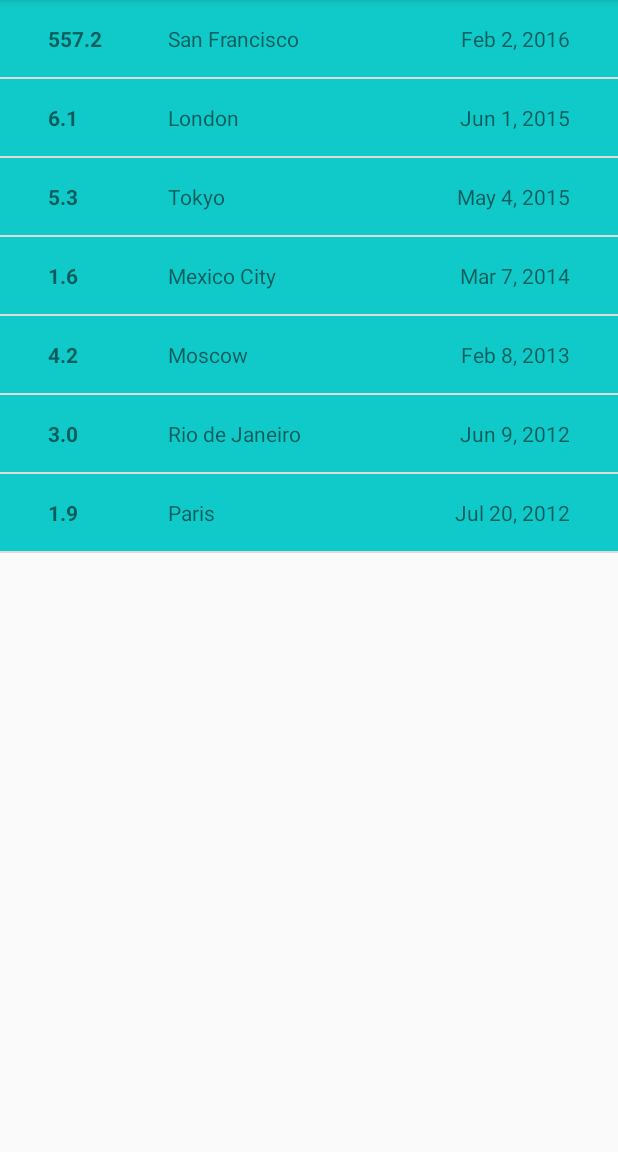
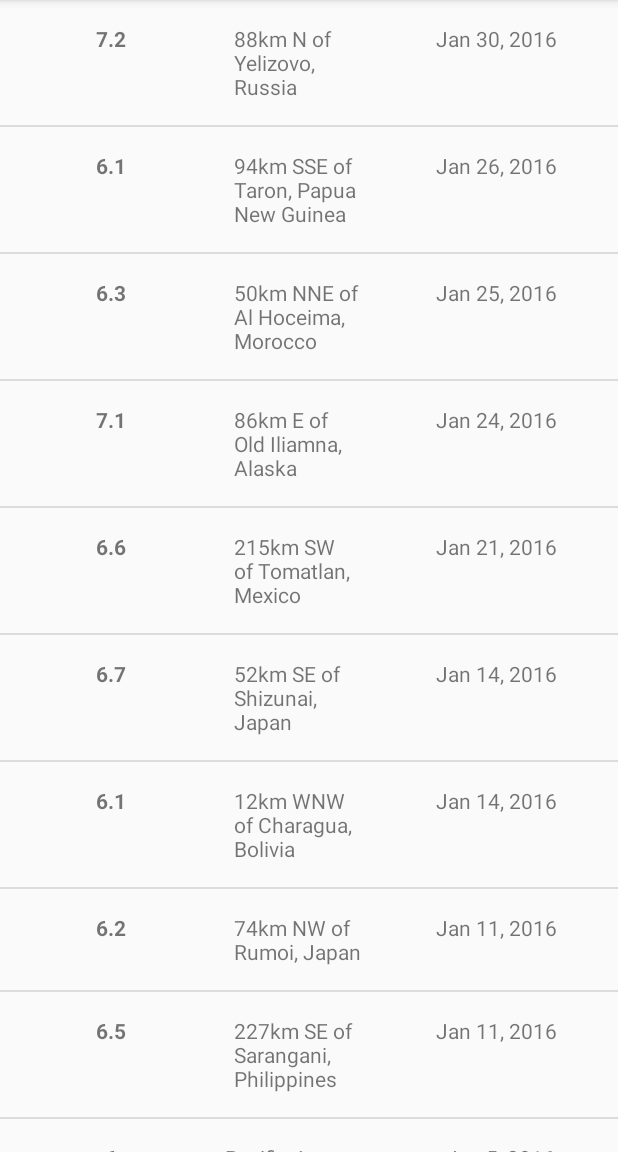
Before and after one commit to jandoant/quakereport, an Android app: the screen it shows after launch (EarthquakeActivity), on a phone screen of 412 x 824 dp, the part 84-1236 px from its top. Run offline under Robolectric (Android 15) with nearby library versions, the phone set to English and light mode, and no system bars.

Commit message:
v.0.03 - data via hardcoded JSON String

```diff
--- a/app/src/main/java/com/example/android/quakereport/Earthquake.java
+++ b/app/src/main/java/com/example/android/quakereport/Earthquake.java
@@ -1,44 +1,57 @@
 package com.example.android.quakereport;
 
-import java.util.Calendar;
-import java.util.GregorianCalendar;
+import java.text.DateFormat;
+import java.util.Date;
 
 public class Earthquake {
 
-    private double magnitude;
-    private String location;
-    private GregorianCalendar date;
+    private String magnitude;
+    private String place;
+    private long time;
 
-    private String months[] = {"Jan", "Feb", "Mar", "Apr", "May", "Jun", "Jul", "Aug", "Sep", "Oct", "Nov", "Dec"};
+    public Earthquake(long time, String place, String magnitude) {
+        this.time = time;
+        this.place = place;
+        this.magnitude = magnitude;
+    }
 
-    public Earthquake(GregorianCalendar date, String location, double magnitude) {
-        this.date = date;
-        this.location = location;
+    public String getPlace() {
+        return place;
+    }
+
+    public void setPlace(String place) {
+        this.place = place;
+    }
+
+    public String getMagnitude() {
+        return magnitude;
+    }
+
+    public void setMagnitude(String magnitude) {
         this.magnitude = magnitude;
+    }
+
+    public long getTime() {
+        return time;
+    }
+
+    public void setTime(long time) {
+        this.time = time;
     }
 
     public String getDate() {
 
-        return months[date.get(Calendar.MONTH) - 1] + " " + date.get(Calendar.DAY_OF_MONTH) + ", " + date.get(Calendar.YEAR);
+        Date date = new Date(time);
+        DateFormat df = DateFormat.getDateInstance(DateFormat.MEDIUM);
+        return df.format(date);
     }
 
-    public void setDate(GregorianCalendar date) {
-        this.date = date;
-    }
-
-    public String getLocation() {
-        return location;
-    }
-
-    public void setLocation(String location) {
-        this.location = location;
-    }
-
-    public double getMagnitude() {
-        return magnitude;
-    }
-
-    public void setMagnitude(double magnitude) {
-        this.magnitude = magnitude;
+    @Override
+    public String toString() {
+        return "Earthquake{" +
+                "magnitude='" + magnitude + '\'' +
+                ", place='" + place + '\'' +
+                ", time=" + time +
+                '}';
     }
 }
--- a/app/src/main/java/com/example/android/quakereport/EarthquakeActivity.java
+++ b/app/src/main/java/com/example/android/quakereport/EarthquakeActivity.java
@@ -20,7 +20,6 @@ import android.support.v7.app.AppCompatActivity;
 import android.widget.ListView;
 
 import java.util.ArrayList;
-import java.util.GregorianCalendar;
 
 public class EarthquakeActivity extends AppCompatActivity {
 
@@ -34,21 +33,13 @@ public class EarthquakeActivity extends AppCompatActivity {
         super.onCreate(savedInstanceState);
         setContentView(R.layout.earthquake_activity);
 
-        createData();
+        fetchDataFromJSON();
+        //createData();
         setUpListView();
     }
 
-    private void createData() {
-
-        earthquakes = new ArrayList<>();
-
-        earthquakes.add(new Earthquake(new GregorianCalendar(2016, 2, 2), "San Francisco", 557.2));
-        earthquakes.add(new Earthquake(new GregorianCalendar(2015, 6, 1), "London", 6.1));
-        earthquakes.add(new Earthquake(new GregorianCalendar(2015, 5, 4), "Tokyo", 5.3));
-        earthquakes.add(new Earthquake(new GregorianCalendar(2014, 3, 7), "Mexico City", 1.6));
-        earthquakes.add(new Earthquake(new GregorianCalendar(2013, 2, 8), "Moscow", 4.2));
-        earthquakes.add(new Earthquake(new GregorianCalendar(2012, 6, 9), "Rio de Janeiro", 3.0));
-        earthquakes.add(new Earthquake(new GregorianCalendar(2012, 7, 20), "Paris", 1.9));
+    private void fetchDataFromJSON() {
+        earthquakes = QueryUtils.extractEarthquakes();
     }
 
     private void setUpListView() {
--- a/app/src/main/java/com/example/android/quakereport/EarthquakeAdapter.java
+++ b/app/src/main/java/com/example/android/quakereport/EarthquakeAdapter.java
@@ -29,6 +29,7 @@ class EarthquakeAdapter extends ArrayAdapter<Earthquake> {
         if (convertView == null) {
             LayoutInflater inflater = LayoutInflater.from(getContext());
             listItem = inflater.inflate(R.layout.list_item, parent, false);
+        }
 
         TextView txt_magnitude = (TextView) listItem.findViewById(R.id.txt_magnitude);
         TextView txt_location = (TextView) listItem.findViewById(R.id.txt_location);
@@ -36,11 +37,9 @@ class EarthquakeAdapter extends ArrayAdapter<Earthquake> {
 
         if (earthquake != null) {
             txt_magnitude.setText(String.valueOf(earthquake.getMagnitude()));
-                txt_location.setText(earthquake.getLocation());
-                txt_date.setText(earthquake.getDate());
+            txt_location.setText(earthquake.getPlace());
+            txt_date.setText(String.valueOf(earthquake.getDate()));
         }
-        }
-
         return listItem;
     }
 }
--- /dev/null
+++ b/app/src/main/java/com/example/android/quakereport/QueryUtils.java
@@ -0,0 +1,76 @@
+package com.example.android.quakereport;
+
+import android.util.Log;
+
+import org.json.JSONArray;
+import org.json.JSONException;
+import org.json.JSONObject;
+
+import java.util.ArrayList;
+
+/**
+ * Helper methods related to requesting and receiving earthquake data from USGS.
+ */
+public final class QueryUtils {
+
+    /**
+     * Sample JSON response for a USGS query
+     */
+    private static final String SAMPLE_JSON_RESPONSE = "{\"type\":\"FeatureCollection\",\"metadata\":{\"generated\":1482316397000,\"url\":\"http://earthquake.usgs.gov/fdsnws/event/1/query?format=geojson&starttime=2016-01-01&endtime=2016-01-31&minmag=6&limit=10\",\"title\":\"USGS Earthquakes\",\"status\":200,\"api\":\"1.5.2\",\"limit\":10,\"offset\":1,\"count\":10},\"features\":[{\"type\":\"Feature\",\"properties\":{\"mag\":7.2,\"place\":\"88km N of Yelizovo, Russia\",\"time\":1454124312220,\"updated\":1478815834700,\"tz\":720,\"url\":\"http://earthquake.usgs.gov/earthquakes/eventpage/us20004vvx\",\"detail\":\"http://earthquake.usgs.gov/fdsnws/event/1/query?eventid=us20004vvx&format=geojson\",\"felt\":2,\"cdi\":3.4,\"mmi\":5.82,\"alert\":\"green\",\"status\":\"reviewed\",\"tsunami\":1,\"sig\":798,\"net\":\"us\",\"code\":\"20004vvx\",\"ids\":\",gcmt20160130032510,at00o1qxho,pt16030050,us20004vvx,gcmt20160130032512,\",\"sources\":\",gcmt,at,pt,us,gcmt,\",\"types\":\",associate,cap,dyfi,finite-fault,general-link,general-text,geoserve,impact-link,impact-text,losspager,moment-tensor,nearby-cities,origin,phase-data,shakemap,tectonic-summary,\",\"nst\":null,\"dmin\":0.958,\"rms\":1.19,\"gap\":17,\"magType\":\"mww\",\"type\":\"earthquake\",\"title\":\"M 7.2 - 88km N of Yelizovo, Russia\"},\"geometry\":{\"type\":\"Point\",\"coordinates\":[158.5463,53.9776,177]},\"id\":\"us20004vvx\"},\n" +
+            "{\"type\":\"Feature\",\"properties\":{\"mag\":6.1,\"place\":\"94km SSE of Taron, Papua New Guinea\",\"time\":1453777820750,\"updated\":1478815803221,\"tz\":600,\"url\":\"http://earthquake.usgs.gov/earthquakes/eventpage/us20004uks\",\"detail\":\"http://earthquake.usgs.gov/fdsnws/event/1/query?eventid=us20004uks&format=geojson\",\"felt\":null,\"cdi\":null,\"mmi\":4.1,\"alert\":\"green\",\"status\":\"reviewed\",\"tsunami\":1,\"sig\":572,\"net\":\"us\",\"code\":\"20004uks\",\"ids\":\",gcmt20160126031023,us20004uks,gcmt20160126031020,\",\"sources\":\",gcmt,us,gcmt,\",\"types\":\",associate,cap,geoserve,losspager,moment-tensor,nearby-cities,origin,phase-data,shakemap,tectonic-summary,\",\"nst\":null,\"dmin\":1.537,\"rms\":0.74,\"gap\":25,\"magType\":\"mww\",\"type\":\"earthquake\",\"title\":\"M 6.1 - 94km SSE of Taron, Papua New Guinea\"},\"geometry\":{\"type\":\"Point\",\"coordinates\":[153.2454,-5.2952,26]},\"id\":\"us20004uks\"},\n" +
+            "{\"type\":\"Feature\",\"properties\":{\"mag\":6.3,\"place\":\"50km NNE of Al Hoceima, Morocco\",\"time\":1453695722730,\"updated\":1478815788032,\"tz\":0,\"url\":\"http://earthquake.usgs.gov/earthquakes/eventpage/us10004gy9\",\"detail\":\"http://earthquake.usgs.gov/fdsnws/event/1/query?eventid=us10004gy9&format=geojson\",\"felt\":117,\"cdi\":7.2,\"mmi\":5.28,\"alert\":\"green\",\"status\":\"reviewed\",\"tsunami\":0,\"sig\":695,\"net\":\"us\",\"code\":\"10004gy9\",\"ids\":\",gcmt20160125042203,us10004gy9,gcmt20160125042202,\",\"sources\":\",gcmt,us,gcmt,\",\"types\":\",associate,cap,dyfi,geoserve,impact-text,losspager,moment-tensor,nearby-cities,origin,phase-data,shakemap,tectonic-summary,\",\"nst\":null,\"dmin\":2.201,\"rms\":0.92,\"gap\":20,\"magType\":\"mww\",\"type\":\"earthquake\",\"title\":\"M 6.3 - 50km NNE of Al Hoceima, Morocco\"},\"geometry\":{\"type\":\"Point\",\"coordinates\":[-3.6818,35.6493,12]},\"id\":\"us10004gy9\"},\n" +
+            "{\"type\":\"Feature\",\"properties\":{\"mag\":7.1,\"place\":\"86km E of Old Iliamna, Alaska\",\"time\":1453631430230,\"updated\":1478815782468,\"tz\":-540,\"url\":\"http://earthquake.usgs.gov/earthquakes/eventpage/us10004gqp\",\"detail\":\"http://earthquake.usgs.gov/fdsnws/event/1/query?eventid=us10004gqp&format=geojson\",\"felt\":1816,\"cdi\":7.2,\"mmi\":6.6,\"alert\":\"green\",\"status\":\"reviewed\",\"tsunami\":1,\"sig\":1496,\"net\":\"us\",\"code\":\"10004gqp\",\"ids\":\",at00o1gd6r,us10004gqp,ak12496371,gcmt20160124103030,\",\"sources\":\",at,us,ak,gcmt,\",\"types\":\",cap,dyfi,finite-fault,general-link,general-text,geoserve,impact-link,impact-text,losspager,moment-tensor,nearby-cities,origin,phase-data,shakemap,tectonic-summary,trump-origin,\",\"nst\":null,\"dmin\":0.72,\"rms\":2.11,\"gap\":19,\"magType\":\"mww\",\"type\":\"earthquake\",\"title\":\"M 7.1 - 86km E of Old Iliamna, Alaska\"},\"geometry\":{\"type\":\"Point\",\"coordinates\":[-153.4051,59.6363,129]},\"id\":\"us10004gqp\"},\n" +
+            "{\"type\":\"Feature\",\"properties\":{\"mag\":6.6,\"place\":\"215km SW of Tomatlan, Mexico\",\"time\":1453399617650,\"updated\":1478815764127,\"tz\":-420,\"url\":\"http://earthquake.usgs.gov/earthquakes/eventpage/us10004g4l\",\"detail\":\"http://earthquake.usgs.gov/fdsnws/event/1/query?eventid=us10004g4l&format=geojson\",\"felt\":11,\"cdi\":2.7,\"mmi\":3.92,\"alert\":\"green\",\"status\":\"reviewed\",\"tsunami\":1,\"sig\":673,\"net\":\"us\",\"code\":\"10004g4l\",\"ids\":\",gcmt20160121180659,at00o1bebo,pt16021050,us10004g4l,gcmt20160121180657,\",\"sources\":\",gcmt,at,pt,us,gcmt,\",\"types\":\",associate,cap,dyfi,geoserve,impact-link,impact-text,losspager,moment-tensor,nearby-cities,origin,phase-data,shakemap,tectonic-summary,\",\"nst\":null,\"dmin\":2.413,\"rms\":0.98,\"gap\":74,\"magType\":\"mww\",\"type\":\"earthquake\",\"title\":\"M 6.6 - 215km SW of Tomatlan, Mexico\"},\"geometry\":{\"type\":\"Point\",\"coordinates\":[-106.9337,18.8239,10]},\"id\":\"us10004g4l\"},\n" +
+            "{\"type\":\"Feature\",\"properties\":{\"mag\":6.7,\"place\":\"52km SE of Shizunai, Japan\",\"time\":1452741933640,\"updated\":1478815700277,\"tz\":540,\"url\":\"http://earthquake.usgs.gov/earthquakes/eventpage/us10004ebx\",\"detail\":\"http://earthquake.usgs.gov/fdsnws/event/1/query?eventid=us10004ebx&format=geojson\",\"felt\":51,\"cdi\":5.8,\"mmi\":6.45,\"alert\":\"green\",\"status\":\"reviewed\",\"tsunami\":1,\"sig\":720,\"net\":\"us\",\"code\":\"10004ebx\",\"ids\":\",us10004ebx,gcmt20160114032534,pt16014050,at00o0xauk,gcmt20160114032533,\",\"sources\":\",us,gcmt,pt,at,gcmt,\",\"types\":\",associate,cap,dyfi,geoserve,impact-link,impact-text,losspager,moment-tensor,nearby-cities,origin,phase-data,shakemap,\",\"nst\":null,\"dmin\":0.281,\"rms\":0.98,\"gap\":22,\"magType\":\"mww\",\"type\":\"earthquake\",\"title\":\"M 6.7 - 52km SE of Shizunai, Japan\"},\"geometry\":{\"type\":\"Point\",\"coordinates\":[142.781,41.9723,46]},\"id\":\"us10004ebx\"},\n" +
+            "{\"type\":\"Feature\",\"properties\":{\"mag\":6.1,\"place\":\"12km WNW of Charagua, Bolivia\",\"time\":1452741928270,\"updated\":1478815697357,\"tz\":-240,\"url\":\"http://earthquake.usgs.gov/earthquakes/eventpage/us10004ebw\",\"detail\":\"http://earthquake.usgs.gov/fdsnws/event/1/query?eventid=us10004ebw&format=geojson\",\"felt\":3,\"cdi\":2.2,\"mmi\":2.21,\"alert\":\"green\",\"status\":\"reviewed\",\"tsunami\":0,\"sig\":573,\"net\":\"us\",\"code\":\"10004ebw\",\"ids\":\",us10004ebw,gcmt20160114032528,\",\"sources\":\",us,gcmt,\",\"types\":\",cap,dyfi,geoserve,impact-text,losspager,moment-tensor,nearby-cities,origin,phase-data,shakemap,tectonic-summary,\",\"nst\":null,\"dmin\":5.492,\"rms\":1.04,\"gap\":16,\"magType\":\"mww\",\"type\":\"earthquake\",\"title\":\"M 6.1 - 12km WNW of Charagua, Bolivia\"},\"geometry\":{\"type\":\"Point\",\"coordinates\":[-63.3288,-19.7597,582.56]},\"id\":\"us10004ebw\"},\n" +
+            "{\"type\":\"Feature\",\"properties\":{\"mag\":6.2,\"place\":\"74km NW of Rumoi, Japan\",\"time\":1452532083920,\"updated\":1478815677682,\"tz\":540,\"url\":\"http://earthquake.usgs.gov/earthquakes/eventpage/us10004djn\",\"detail\":\"http://earthquake.usgs.gov/fdsnws/event/1/query?eventid=us10004djn&format=geojson\",\"felt\":8,\"cdi\":3.4,\"mmi\":3.74,\"alert\":\"green\",\"status\":\"reviewed\",\"tsunami\":0,\"sig\":594,\"net\":\"us\",\"code\":\"10004djn\",\"ids\":\",us10004djn,gcmt20160111170803,\",\"sources\":\",us,gcmt,\",\"types\":\",cap,dyfi,geoserve,impact-text,losspager,moment-tensor,nearby-cities,origin,phase-data,shakemap,tectonic-summary,\",\"nst\":null,\"dmin\":1.139,\"rms\":0.96,\"gap\":33,\"magType\":\"mww\",\"type\":\"earthquake\",\"title\":\"M 6.2 - 74km NW of Rumoi, Japan\"},\"geometry\":{\"type\":\"Point\",\"coordinates\":[141.0867,44.4761,238.81]},\"id\":\"us10004djn\"},\n" +
+            "{\"type\":\"Feature\",\"properties\":{\"mag\":6.5,\"place\":\"227km SE of Sarangani, Philippines\",\"time\":1452530285900,\"updated\":1478815676075,\"tz\":480,\"url\":\"http://earthquake.usgs.gov/earthquakes/eventpage/us10004dj5\",\"detail\":\"http://earthquake.usgs.gov/fdsnws/event/1/query?eventid=us10004dj5&format=geojson\",\"felt\":1,\"cdi\":2.7,\"mmi\":7.5,\"alert\":\"green\",\"status\":\"reviewed\",\"tsunami\":1,\"sig\":650,\"net\":\"us\",\"code\":\"10004dj5\",\"ids\":\",gcmt20160111163807,at00o0srjp,pt16011050,us10004dj5,gcmt20160111163805,\",\"sources\":\",gcmt,at,pt,us,gcmt,\",\"types\":\",associate,cap,dyfi,geoserve,impact-link,impact-text,losspager,moment-tensor,nearby-cities,origin,phase-data,shakemap,tectonic-summary,\",\"nst\":null,\"dmin\":3.144,\"rms\":0.72,\"gap\":22,\"magType\":\"mww\",\"type\":\"earthquake\",\"title\":\"M 6.5 - 227km SE of Sarangani, Philippines\"},\"geometry\":{\"type\":\"Point\",\"coordinates\":[126.8621,3.8965,13]},\"id\":\"us10004dj5\"},\n" +
+            "{\"type\":\"Feature\",\"properties\":{\"mag\":6,\"place\":\"Pacific-Antarctic Ridge\",\"time\":1451986454620,\"updated\":1478815631921,\"tz\":-540,\"url\":\"http://earthquake.usgs.gov/earthquakes/eventpage/us10004bgk\",\"detail\":\"http://earthquake.usgs.gov/fdsnws/event/1/query?eventid=us10004bgk&format=geojson\",\"felt\":0,\"cdi\":1,\"mmi\":0,\"alert\":\"green\",\"status\":\"reviewed\",\"tsunami\":0,\"sig\":554,\"net\":\"us\",\"code\":\"10004bgk\",\"ids\":\",gcmt20160105093415,us10004bgk,gcmt20160105093414,\",\"sources\":\",gcmt,us,gcmt,\",\"types\":\",associate,cap,dyfi,geoserve,losspager,moment-tensor,nearby-cities,origin,phase-data,shakemap,\",\"nst\":null,\"dmin\":30.75,\"rms\":0.67,\"gap\":71,\"magType\":\"mww\",\"type\":\"earthquake\",\"title\":\"M 6.0 - Pacific-Antarctic Ridge\"},\"geometry\":{\"type\":\"Point\",\"coordinates\":[-136.2603,-54.2906,10]},\"id\":\"us10004bgk\"}],\"bbox\":[-153.4051,-54.2906,10,158.5463,59.6363,582.56]}";
+
+    /**
+     * Create a private constructor because no one should ever create a {@link QueryUtils} object.
+     * This class is only meant to hold static variables and methods, which can be accessed
+     * directly from the class name QueryUtils (and an object instance of QueryUtils is not needed).
+     */
+    private QueryUtils() {
+    }
+
+    /**
+     * Return a list of {@link Earthquake} objects that has been built up from
+     * parsing a JSON response.
+     */
+    public static ArrayList<Earthquake> extractEarthquakes() {
+
+        ArrayList<Earthquake> earthquakes = new ArrayList<>();
+
+        JSONObject root;
+
+        try {
+
+            root = new JSONObject(SAMPLE_JSON_RESPONSE);
+
+            JSONArray earthquakesArr = root.getJSONArray("features");
+            int anzEarthquakes = earthquakesArr.length();
+            Log.d("Anzahl", String.valueOf(anzEarthquakes));
+
+            for (int i = 0; i < anzEarthquakes; i++) {
+
+                //properties of this very Earthquake
+                JSONObject properties = earthquakesArr.getJSONObject(i).getJSONObject("properties");
+
+                //get necessary properties
+                long time = properties.getLong("time");
+                String place = properties.getString("place");
+                String magnitude = properties.getString("mag");
+
+                //create Earthquake Object with these properties
+                Earthquake earthquake = new Earthquake(time, place, magnitude);
+                //add this Earthquake Object to List
+                earthquakes.add(earthquake);
+            }
+        } catch (JSONException e) {
+            e.printStackTrace();
+        }
+        return earthquakes;
+    }
+}
--- a/app/src/main/res/layout/list_item.xml
+++ b/app/src/main/res/layout/list_item.xml
@@ -1,50 +1,45 @@
 <?xml version="1.0" encoding="utf-8"?>
-<RelativeLayout xmlns:android="http://schemas.android.com/apk/res/android"
+<LinearLayout xmlns:android="http://schemas.android.com/apk/res/android"
               xmlns:tools="http://schemas.android.com/tools"
               android:layout_width="match_parent"
               android:layout_height="wrap_content"
-                android:background="@color/colorAccent"
+              android:orientation="horizontal"
               android:paddingBottom="@dimen/vertical_layout_margin"
               android:paddingLeft="@dimen/horizontal_layout_margin"
               android:paddingRight="@dimen/horizontal_layout_margin"
-                android:paddingTop="@dimen/vertical_layout_margin">
+              android:paddingTop="@dimen/vertical_layout_margin"
+              android:weightSum="1">
 
     <TextView
         android:id="@+id/txt_magnitude"
         android:layout_width="wrap_content"
         android:layout_height="wrap_content"
-        android:layout_alignParentLeft="true"
-        android:layout_alignParentStart="true"
-        android:layout_alignParentTop="true"
         android:layout_marginLeft="16dp"
         android:layout_marginStart="16dp"
-        android:layout_weight="1"
-        android:textAlignment="textEnd"
+        android:layout_weight="0.28"
+        android:gravity="end"
         android:textStyle="normal|bold"
         tools:text="7.2"/>
 
     <TextView
         android:id="@+id/txt_location"
-        android:layout_width="wrap_content"
+        android:layout_width="59dp"
         android:layout_height="wrap_content"
-        android:layout_alignParentLeft="true"
-        android:layout_alignParentStart="true"
-        android:layout_alignParentTop="true"
-        android:layout_marginLeft="96dp"
-        android:layout_marginStart="96dp"
+        android:layout_marginLeft="72dp"
+
+
+        android:layout_weight="0.29"
         tools:text="San Franciso"/>
 
     <TextView
         android:id="@+id/txt_date"
         android:layout_width="wrap_content"
         android:layout_height="wrap_content"
-        android:layout_alignParentEnd="true"
-        android:layout_alignParentRight="true"
-        android:layout_alignParentTop="true"
         android:layout_marginEnd="16dp"
         android:layout_marginRight="16dp"
-        android:layout_weight="1"
-        android:textAlignment="viewStart"
+
+        android:layout_weight="0.36"
+        android:gravity="end"
         tools:text="Feb 2, 2016"/>
 
-</RelativeLayout>
+</LinearLayout>
```
Also changed, not shown: 4 other files. Lines whose indentation alone changed are shown as unchanged.
